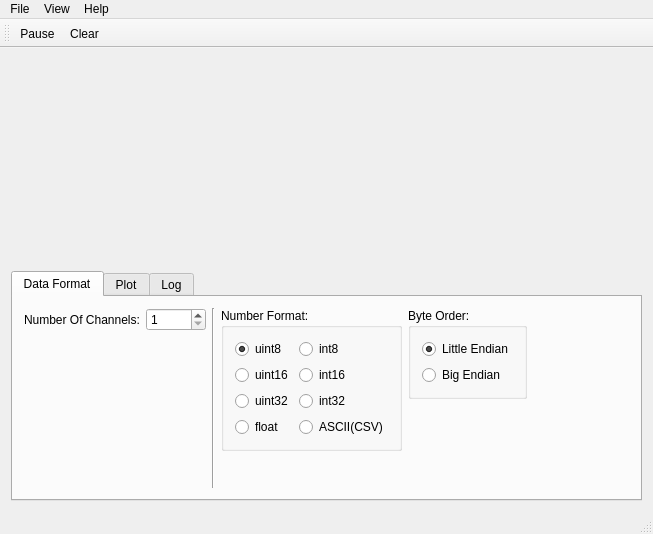
This is mainwindow.ui in AlexanderAmelkin/SerialPlot as Qt 5 draws it before an edit. The edited form follows.
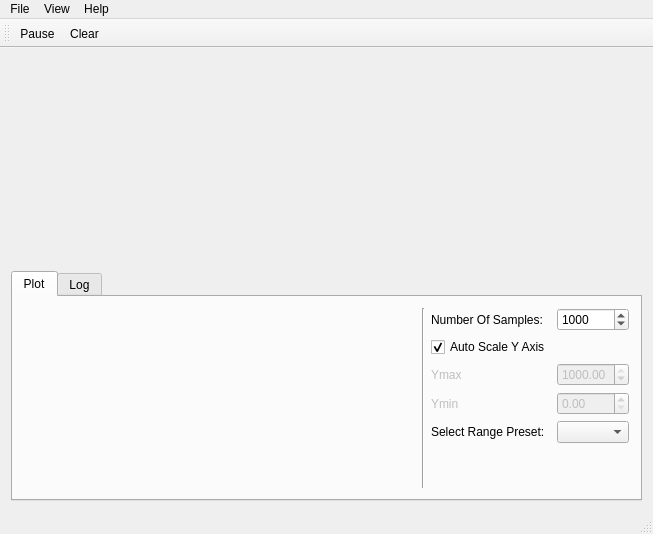
This is the edited form. Custom widgets are drawn as their Qt base class.

Commit message: moved data parsing and reading related code to a new class

The edit to the form file:
```diff
--- a/mainwindow.ui
+++ b/mainwindow.ui
@@ -51,236 +51,6 @@
       <property name="movable">
        <bool>false</bool>
       </property>
-      <widget class="QWidget" name="tabDataFormat">
-       <attribute name="title">
-        <string>Data Format</string>
-       </attribute>
-       <layout class="QHBoxLayout" name="horizontalLayout_5">
-        <item>
-         <layout class="QFormLayout" name="formLayout_3">
-          <item row="0" column="0">
-           <widget class="QLabel" name="label_4">
-            <property name="text">
-             <string>Number Of Channels:</string>
-            </property>
-           </widget>
-          </item>
-          <item row="0" column="1">
-           <widget class="QSpinBox" name="spNumOfChannels">
-            <property name="minimumSize">
-             <size>
-              <width>60</width>
-              <height>0</height>
-             </size>
-            </property>
-            <property name="keyboardTracking">
-             <bool>false</bool>
-            </property>
-            <property name="minimum">
-             <number>1</number>
-            </property>
-            <property name="maximum">
-             <number>32</number>
-            </property>
-           </widget>
-          </item>
-         </layout>
-        </item>
-        <item>
-         <widget class="Line" name="line_2">
-          <property name="orientation">
-           <enum>Qt::Vertical</enum>
-          </property>
-         </widget>
-        </item>
-        <item>
-         <layout class="QVBoxLayout" name="verticalLayout_5">
-          <property name="leftMargin">
-           <number>0</number>
-          </property>
-          <item>
-           <widget class="QGroupBox" name="groupBox">
-            <property name="title">
-             <string>Number Format:</string>
-            </property>
-            <layout class="QGridLayout" name="gridLayout_2">
-             <item row="2" column="0">
-              <widget class="QRadioButton" name="rbUint32">
-               <property name="toolTip">
-                <string>unsigned 4 bytes integer</string>
-               </property>
-               <property name="text">
-                <string>uint32</string>
-               </property>
-              </widget>
-             </item>
-             <item row="0" column="1">
-              <widget class="QRadioButton" name="rbInt8">
-               <property name="toolTip">
-                <string>signed 1 byte integer</string>
-               </property>
-               <property name="text">
-                <string>int8</string>
-               </property>
-              </widget>
-             </item>
-             <item row="0" column="0">
-              <widget class="QRadioButton" name="rbUint8">
-               <property name="toolTip">
-                <string>unsigned 1 byte integer</string>
-               </property>
-               <property name="text">
-                <string>uint8</string>
-               </property>
-               <property name="checked">
-                <bool>true</bool>
-               </property>
-              </widget>
-             </item>
-             <item row="3" column="1">
-              <widget class="QRadioButton" name="rbASCII">
-               <property name="toolTip">
-                <string>Comma Separated Values</string>
-               </property>
-               <property name="text">
-                <string>ASCII(CSV)</string>
-               </property>
-              </widget>
-             </item>
-             <item row="1" column="1">
-              <widget class="QRadioButton" name="rbInt16">
-               <property name="toolTip">
-                <string>signed 2 bytes integer</string>
-               </property>
-               <property name="text">
-                <string>int16</string>
-               </property>
-              </widget>
-             </item>
-             <item row="2" column="1">
-              <widget class="QRadioButton" name="rbInt32">
-               <property name="toolTip">
-                <string>signed 4 bytes integer</string>
-               </property>
-               <property name="text">
-                <string>int32</string>
-               </property>
-              </widget>
-             </item>
-             <item row="3" column="0">
-              <widget class="QRadioButton" name="rbFloat">
-               <property name="toolTip">
-                <string>4 bytes floating point number</string>
-               </property>
-               <property name="text">
-                <string>float</string>
-               </property>
-              </widget>
-             </item>
-             <item row="1" column="0">
-              <widget class="QRadioButton" name="rbUint16">
-               <property name="toolTip">
-                <string>unsigned 2 bytes integer</string>
-               </property>
-               <property name="text">
-                <string>uint16</string>
-               </property>
-              </widget>
-             </item>
-            </layout>
-           </widget>
-          </item>
-          <item>
-           <spacer name="verticalSpacer_2">
-            <property name="orientation">
-             <enum>Qt::Vertical</enum>
-            </property>
-            <property name="sizeHint" stdset="0">
-             <size>
-              <width>20</width>
-              <height>1</height>
-             </size>
-            </property>
-           </spacer>
-          </item>
-         </layout>
-        </item>
-        <item>
-         <layout class="QVBoxLayout" name="verticalLayout_4">
-          <property name="leftMargin">
-           <number>0</number>
-          </property>
-          <item>
-           <widget class="QGroupBox" name="groupBox_2">
-            <property name="sizePolicy">
-             <sizepolicy hsizetype="Preferred" vsizetype="Preferred">
-              <horstretch>0</horstretch>
-              <verstretch>0</verstretch>
-             </sizepolicy>
-            </property>
-            <property name="title">
-             <string>Byte Order:</string>
-            </property>
-            <layout class="QVBoxLayout" name="verticalLayout">
-             <item>
-              <widget class="QRadioButton" name="rbLittleE">
-               <property name="toolTip">
-                <string>least significant byte first</string>
-               </property>
-               <property name="text">
-                <string>Little Endian</string>
-               </property>
-               <property name="checked">
-                <bool>true</bool>
-               </property>
-              </widget>
-             </item>
-             <item>
-              <widget class="QRadioButton" name="rbBigE">
-               <property name="toolTip">
-                <string>most significant byte first</string>
-               </property>
-               <property name="text">
-                <string>Big Endian</string>
-               </property>
-              </widget>
-             </item>
-            </layout>
-           </widget>
-          </item>
-          <item>
-           <spacer name="verticalSpacer">
-            <property name="orientation">
-             <enum>Qt::Vertical</enum>
-            </property>
-            <property name="sizeHint" stdset="0">
-             <size>
-              <width>20</width>
-              <height>1</height>
-             </size>
-            </property>
-           </spacer>
-          </item>
-         </layout>
-        </item>
-        <item>
-         <spacer name="horizontalSpacer_3">
-          <property name="orientation">
-           <enum>Qt::Horizontal</enum>
-          </property>
-          <property name="sizeType">
-           <enum>QSizePolicy::MinimumExpanding</enum>
-          </property>
-          <property name="sizeHint" stdset="0">
-           <size>
-            <width>1</width>
-            <height>20</height>
-           </size>
-          </property>
-         </spacer>
-        </item>
-       </layout>
-      </widget>
       <widget class="QWidget" name="tabPlot">
        <attribute name="title">
         <string>Plot</string>
```
The commit also changes 7 other files.
